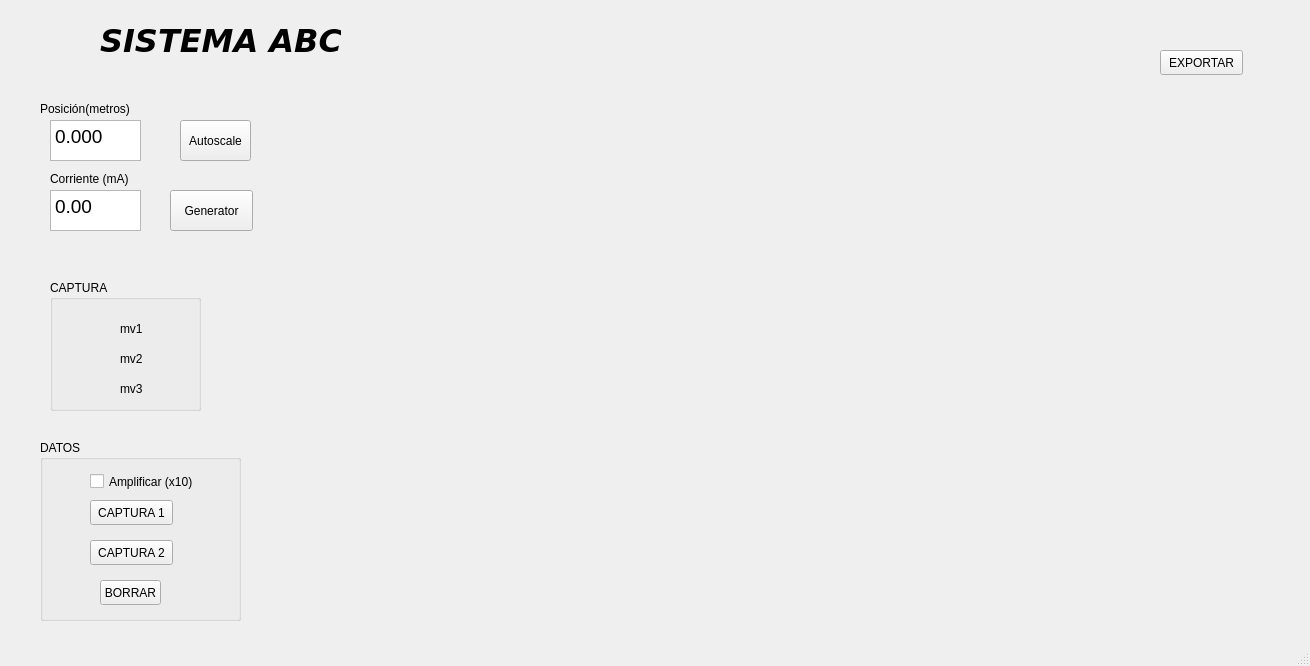
Old version of the form mainwindow.ui in the repository jcaf/qtUSBqwtPlot1.
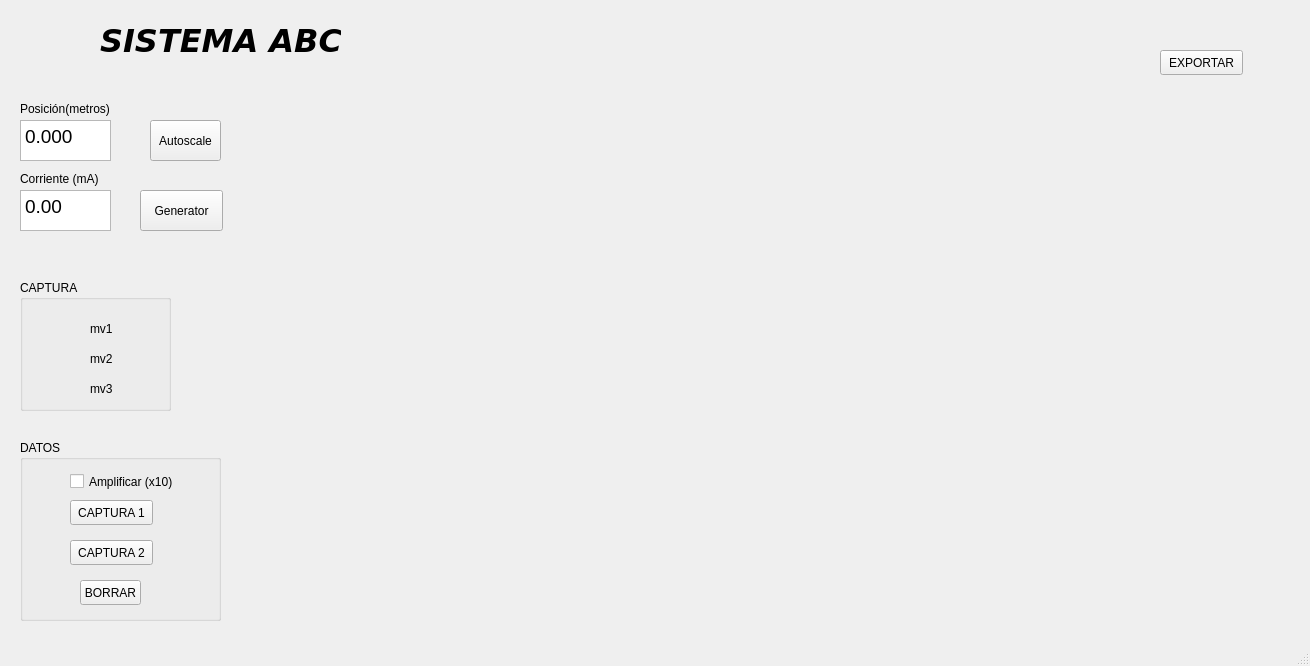
New version of the form. Custom widgets are drawn as their Qt base class.

```diff
--- a/mainwindow.ui
+++ b/mainwindow.ui
@@ -78,7 +78,7 @@
    <widget class="QTextEdit" name="posicion">
     <property name="geometry">
      <rect>
-      <x>50</x>
+      <x>20</x>
       <y>120</y>
       <width>91</width>
       <height>41</height>
@@ -95,7 +95,7 @@
    <widget class="QGroupBox" name="groupBox">
     <property name="geometry">
      <rect>
-      <x>50</x>
+      <x>20</x>
       <y>280</y>
       <width>151</width>
       <height>131</height>
@@ -161,7 +161,7 @@
    <widget class="QLabel" name="label_2">
     <property name="geometry">
      <rect>
-      <x>40</x>
+      <x>20</x>
       <y>100</y>
       <width>131</width>
       <height>17</height>
@@ -174,7 +174,7 @@
    <widget class="QGroupBox" name="Datos">
     <property name="geometry">
      <rect>
-      <x>40</x>
+      <x>20</x>
       <y>440</y>
       <width>201</width>
       <height>181</height>
@@ -208,6 +208,9 @@
      <property name="text">
       <string>CAPTURA 1</string>
      </property>
+     <property name="checkable">
+      <bool>true</bool>
+     </property>
     </widget>
     <widget class="QPushButton" name="captura2">
      <property name="geometry">
@@ -221,13 +224,16 @@
      <property name="text">
       <string>CAPTURA 2</string>
      </property>
+     <property name="checkable">
+      <bool>true</bool>
+     </property>
     </widget>
     <widget class="QCheckBox" name="amplificarx10">
      <property name="geometry">
       <rect>
        <x>50</x>
        <y>30</y>
-       <width>121</width>
+       <width>131</width>
        <height>23</height>
       </rect>
      </property>
@@ -239,7 +245,7 @@
    <widget class="QTextEdit" name="current">
     <property name="geometry">
      <rect>
-      <x>50</x>
+      <x>20</x>
       <y>190</y>
       <width>91</width>
       <height>41</height>
@@ -256,7 +262,7 @@
    <widget class="QLabel" name="label_3">
     <property name="geometry">
      <rect>
-      <x>50</x>
+      <x>20</x>
       <y>170</y>
       <width>101</width>
       <height>17</height>
@@ -282,7 +288,7 @@
    <widget class="QPushButton" name="autoscale">
     <property name="geometry">
      <rect>
-      <x>180</x>
+      <x>150</x>
       <y>120</y>
       <width>71</width>
       <height>41</height>
@@ -295,7 +301,7 @@
    <widget class="QPushButton" name="generator">
     <property name="geometry">
      <rect>
-      <x>170</x>
+      <x>140</x>
       <y>190</y>
       <width>83</width>
       <height>41</height>
```
